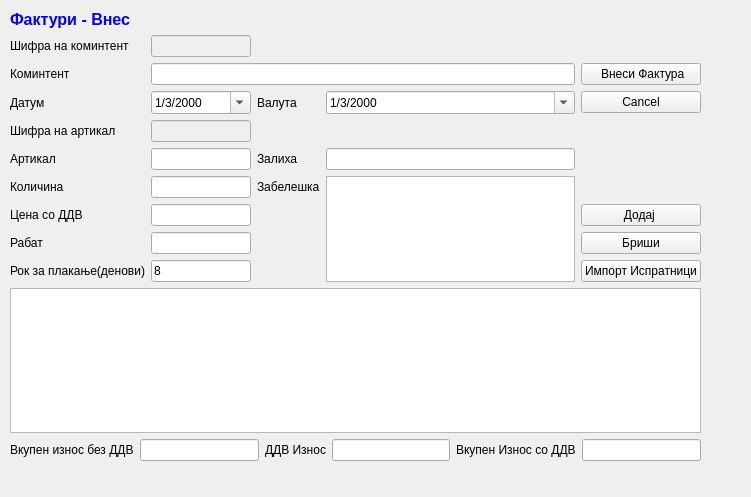
Old version of the form sterna/Fakturi/fakturivnes.ui in the repository srgank/sterna_x.
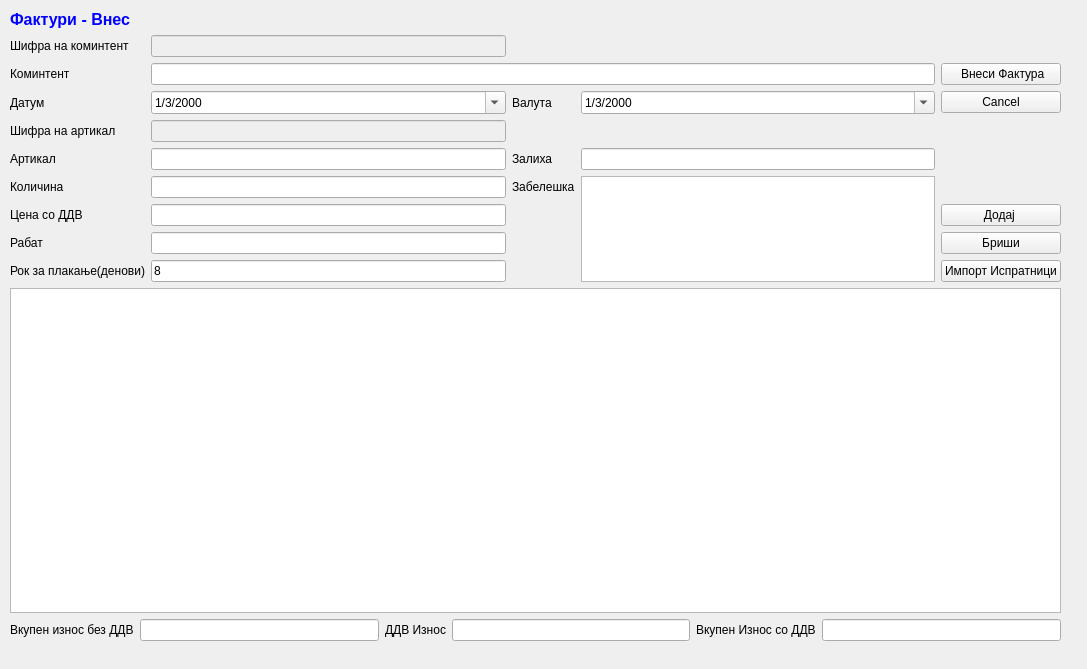
New version of the form. Icons and pictures are not drawn.

```diff
--- a/sterna/Fakturi/fakturivnes.ui
+++ b/sterna/Fakturi/fakturivnes.ui
@@ -6,8 +6,8 @@
    <rect>
     <x>0</x>
     <y>0</y>
-    <width>751</width>
-    <height>497</height>
+    <width>1087</width>
+    <height>669</height>
    </rect>
   </property>
   <property name="windowTitle">
@@ -18,8 +18,8 @@
     <rect>
      <x>10</x>
      <y>10</y>
-     <width>691</width>
-     <height>451</height>
+     <width>1051</width>
+     <height>631</height>
     </rect>
    </property>
    <layout class="QGridLayout" name="gridLayout">
@@ -286,6 +286,12 @@
       <property name="enabled">
        <bool>false</bool>
       </property>
+      <property name="styleSheet">
+       <string notr="true"/>
+      </property>
+      <property name="text">
+       <string/>
+      </property>
      </widget>
     </item>
     <item row="2" column="0">
```
Left out of the diff: 60 changed lines with no effect on the pictures.
